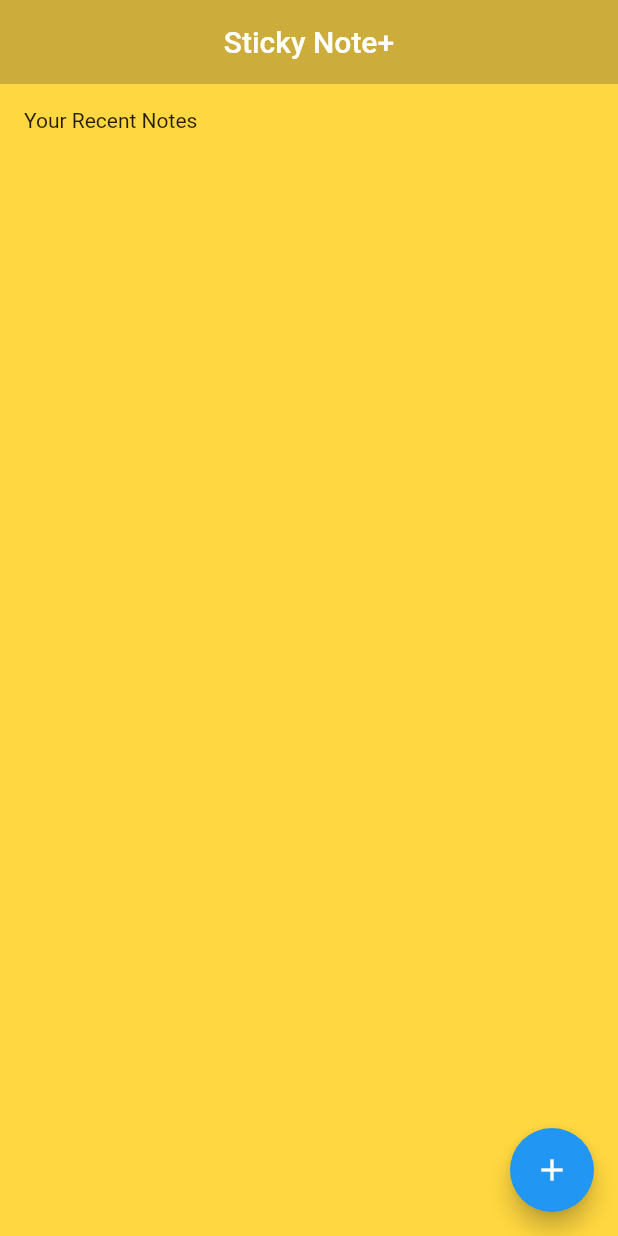
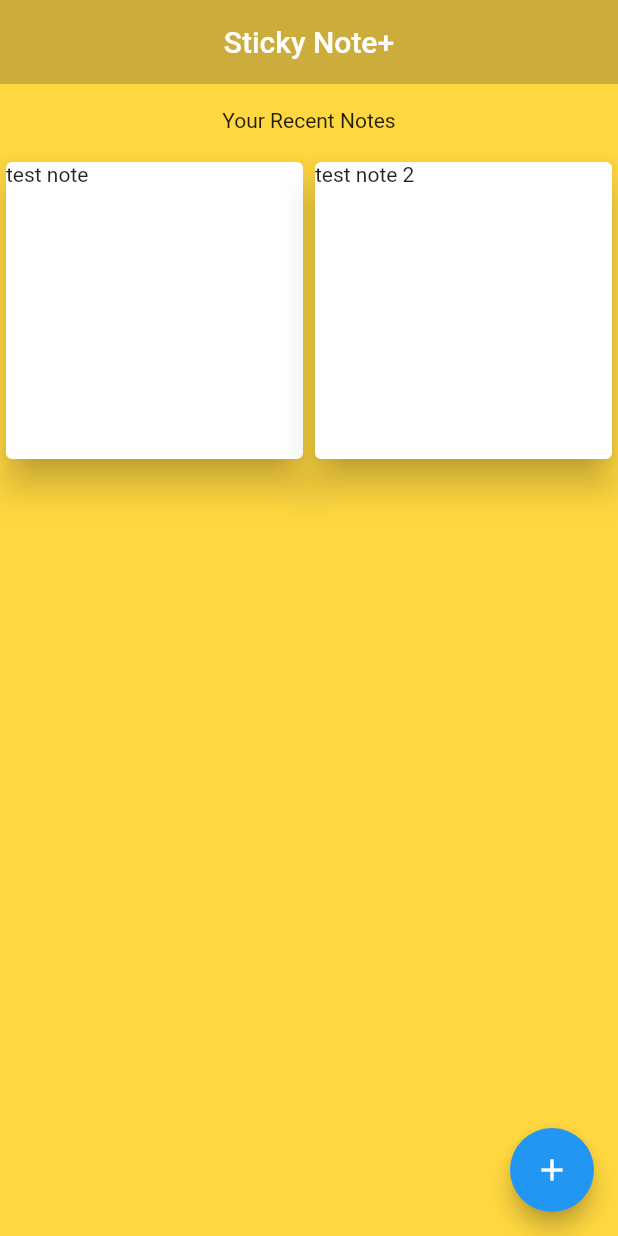
Before and after one commit to dlin1765/stickynote, a Flutter app: the screen it shows after launch, on a phone screen of 412 x 824 dp. Run offline on Flutter 3.47's test engine with Material 2 defaults, Android fonts, the phone set to English and light mode, and no system bars.

Commit message:
gridview for notes + textboxes

```diff
--- /dev/null
+++ b/lib/classes/note.dart
@@ -0,0 +1,13 @@
+class Note {
+  int id;
+  String text;
+  /*
+  I want the note to be able to store other widgets inside, so might have to have fields not just a string for the data
+
+  */
+
+  Note({
+    required this.id,
+    required this.text,
+  });
+}
--- /dev/null
+++ b/lib/classes/noteData.dart
@@ -0,0 +1,23 @@
+import 'package:flutter/material.dart';
+import 'note.dart';
+//import 'package:provider/provider.dart';
+
+class NoteData extends ChangeNotifier {
+  List<Note> NoteList = [
+    Note(id: 0, text: "test note"),
+    Note(id: 1, text: "test note 2"),
+  ];
+
+  List<Note> GetNoteList() {
+    return NoteList;
+  }
+
+  void CreateNewNote(Note addedNote) {
+    NoteList.add(addedNote);
+    notifyListeners();
+  }
+
+  // need a delete note function
+
+  // need a function that loads the notes data (an update function maybe?)
+}
--- a/lib/home_page.dart
+++ /dev/null
@@ -1,46 +0,0 @@
-import 'package:flutter/material.dart';
-import 'package:myapp/noteview.dart';
-
-class HomePage extends StatefulWidget {
-  const HomePage({Key? key}) : super(key: key);
-
-  @override
-  State<HomePage> createState() => _HomePageState();
-}
-
-class _HomePageState extends State<HomePage> {
-  @override
-  Widget build(BuildContext context) {
-    return Scaffold(
-        backgroundColor: Colors.amberAccent,
-        appBar: AppBar(
-          elevation: 0.0,
-          title: const Text("Sticky Note+"),
-          centerTitle: true,
-          backgroundColor: const Color.fromARGB(255, 204, 173, 60),
-        ),
-        floatingActionButton: FloatingActionButton(
-          onPressed: () {
-            Navigator.of(context).push(
-                MaterialPageRoute(builder: (context) => const NoteView()));
-          },
-          child: const Icon(Icons.add),
-        ),
-        body: const Padding(
-          padding: EdgeInsets.all(16.0),
-          child: Column(
-            mainAxisAlignment: MainAxisAlignment.start,
-            crossAxisAlignment: CrossAxisAlignment.start,
-            children: [
-              Text(
-                "Your Recent Notes",
-              ),
-              SizedBox(
-                height: 20.0,
-              ),
-              //GridView.builder(gridDelegate: SliverGridDelegateWithFixedCrossAxisCount(crossAxisCount: 2), itemBuilder: itemBuilder);
-            ],
-          ),
-        ));
-  }
-}
--- a/lib/main.dart
+++ b/lib/main.dart
@@ -124,9 +124,10 @@ class _MyHomePageState extends State<MyHomePage> {
 }
 */
 import 'package:flutter/material.dart';
-import 'package:hive_flutter/hive_flutter.dart';
-
-import 'home_page.dart';
+import 'package:provider/provider.dart';
+//import 'package:hive_flutter/hive_flutter.dart';
+import 'classes/noteData.dart';
+import 'screens/home_page.dart';
 
 /*
 void main() async {
@@ -144,9 +145,11 @@ class MyApp extends StatelessWidget {
 
   @override
   Widget build(BuildContext context) {
-    return const MaterialApp(
-      debugShowCheckedModeBanner: false,
-      home: HomePage(),
-    );
+    return ChangeNotifierProvider(
+        create: (context) => NoteData(),
+        builder: (context, child) => const MaterialApp(
+              debugShowCheckedModeBanner: false,
+              home: HomePage(),
+            ));
   }
 }
--- /dev/null
+++ b/lib/screens/home_page.dart
@@ -0,0 +1,66 @@
+import 'package:flutter/cupertino.dart';
+import 'package:flutter/material.dart';
+import 'package:myapp/classes/note.dart';
+import 'package:myapp/classes/noteData.dart';
+import 'package:myapp/screens/noteview.dart';
+import 'package:provider/provider.dart';
+
+class HomePage extends StatefulWidget {
+  //const HomePage({Key? key}) : super(key: key);
+  const HomePage({super.key});
+  @override
+  State<HomePage> createState() => _HomePageState();
+}
+
+class _HomePageState extends State<HomePage> {
+  Note createNewNotes() {
+    Note newNote = Note(id: 1, text: 'added note');
+    return newNote;
+  }
+
+  @override
+  Widget build(BuildContext context) {
+    return Consumer<NoteData>(
+        builder: (context, value, child) => Scaffold(
+            backgroundColor: Colors.amberAccent,
+            appBar: AppBar(
+              elevation: 0.0,
+              title: const Text("Sticky Note+"),
+              centerTitle: true,
+              backgroundColor: const Color.fromARGB(255, 204, 173, 60),
+            ),
+            floatingActionButton: FloatingActionButton(
+              onPressed: () {
+                Provider.of<NoteData>(context, listen: false)
+                    .CreateNewNote(createNewNotes());
+                Navigator.of(context).push(
+                    MaterialPageRoute(builder: (context) => const NoteView()));
+              },
+              child: const Icon(Icons.add),
+            ),
+            body: Column(
+              children: [
+                Padding(
+                  padding: EdgeInsets.all(16.0),
+                  child: Text(
+                      'Your Recent Notes'), // figure out how to make this go to the left side
+                ),
+                Expanded(
+                  child: GridView.count(
+                      crossAxisCount: 2,
+                      children: List.generate(
+                          value.GetNoteList().length,
+                          (index) => Card(
+                                elevation: 10,
+                                child: Text(value.GetNoteList()[index].text),
+                              ))),
+                )
+              ],
+            )));
+  }
+}
+
+/*
+
+
+        */
--- /dev/null
+++ b/lib/screens/noteview.dart
@@ -0,0 +1,19 @@
+import 'package:flutter/material.dart';
+
+class NoteView extends StatefulWidget {
+  const NoteView({super.key});
+
+  @override
+  State<NoteView> createState() => _NoteViewState();
+}
+
+class _NoteViewState extends State<NoteView> {
+  @override
+  Widget build(BuildContext context) {
+    return Scaffold(
+      appBar: AppBar(
+        title: const Text("New Note"),
+      ),
+    );
+  }
+}
--- a/pubspec.yaml
+++ b/pubspec.yaml
@@ -37,6 +37,8 @@ dependencies:
   cupertino_icons: ^1.0.2
   hive: ^2.2.3
   hive_flutter: ^1.1.0
+  provider:
+
 
 dev_dependencies:
   flutter_test:
```
Also changed, not shown: pubspec.lock.
